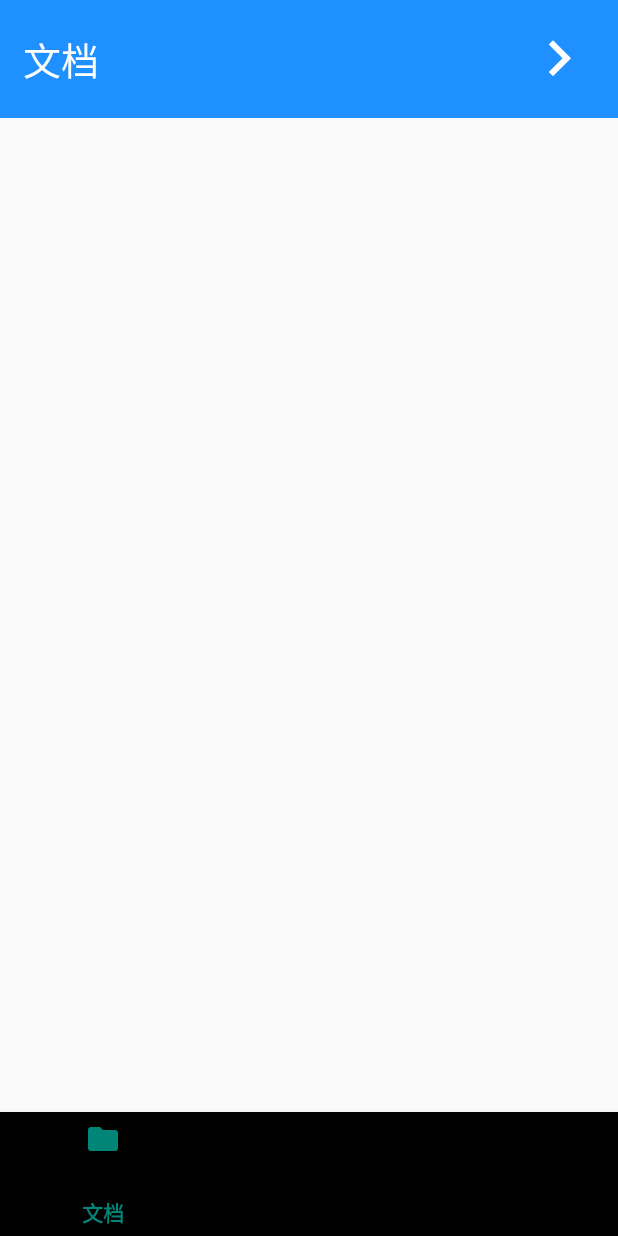
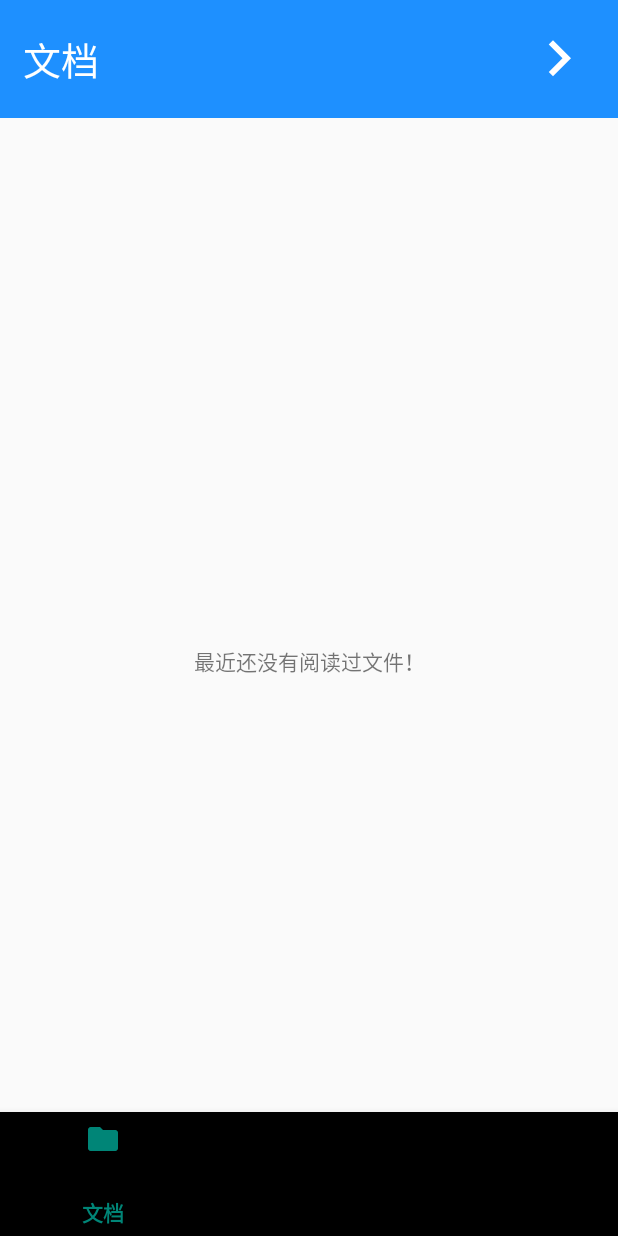
Before and after one commit to Entropless/DJReader, an Android app: the screen it shows after launch (MainActivity), on a phone screen of 412 x 824 dp. Run offline under Robolectric (Android 15) with nearby library versions, the phone set to English and light mode, and no system bars; our stand-ins replace data binding.

Commit message:
2019.3.29

```diff
--- a/app/src/main/AndroidManifest.xml
+++ b/app/src/main/AndroidManifest.xml
@@ -16,7 +16,7 @@
 
     <application
         android:allowBackup="true"
-        android:icon="@mipmap/ic_launcher"
+        android:icon="@mipmap/djreader"
         android:label="@string/app_name"
         android:roundIcon="@mipmap/ic_launcher_round"
         android:supportsRtl="true"
--- a/app/src/main/java/com/wy/djreader/document/presenter/IDocPresenterImpl.java
+++ b/app/src/main/java/com/wy/djreader/document/presenter/IDocPresenterImpl.java
@@ -29,6 +29,9 @@ public class IDocPresenterImpl implements IDocPresenter {
     public void getFileListInfo(Context context) {
         iHaveReadFiles = new HaveReadFilesImpl(context);
         haveReadFilesList = iHaveReadFiles.queryHaveReadFiles();
+        if (haveReadFilesList.size() == 0 ){
+            iDocFragment.showNullText();
+        }
         ReadFilesArrayAdapter readFilesArrayAdapter = new ReadFilesArrayAdapter(context,R.layout.file_info,haveReadFilesList);
         iDocFragment.setFilesListAdapter(readFilesArrayAdapter);
     }
--- a/app/src/main/java/com/wy/djreader/document/view/DocFragment.java
+++ b/app/src/main/java/com/wy/djreader/document/view/DocFragment.java
@@ -7,6 +7,8 @@ import android.os.Bundle;
 import android.support.annotation.NonNull;
 import android.support.annotation.Nullable;
 import android.app.Fragment;
+import android.support.v4.app.FragmentActivity;
+import android.support.v4.app.FragmentManager;
 import android.support.v4.app.FragmentTransaction;
 import android.support.v4.app.ListFragment;
 import android.util.Log;
@@ -16,9 +18,11 @@ import android.view.ViewGroup;
 import android.widget.Button;
 import android.widget.ImageView;
 import android.widget.ListView;
+import android.widget.TextView;
 import android.widget.Toast;
 
 import com.wy.djreader.document.view.iview.IDocFragment;
+import com.wy.djreader.main.view.MainActivity;
 import com.wy.djreader.model.Adapter.ReadFilesArrayAdapter;
 import com.wy.djreader.model.FragmentCommListener;
 import com.wy.djreader.model.MyViewVModel;
@@ -26,6 +30,7 @@ import com.wy.djreader.R;
 import com.wy.djreader.document.presenter.IDocPresenterImpl;
 import com.wy.djreader.document.presenter.ipresenter.IDocPresenter;
 import com.wy.djreader.showdoc.view.DisplayDocActivity;
+import com.wy.djreader.utils.ActivityUtil;
 import com.wy.djreader.utils.Constant;
 import com.wy.djreader.utils.SharePreferenceUtil;
 
@@ -59,9 +64,12 @@ public class DocFragment extends ListFragment implements IDocFragment {
 
 //    private Button fileManager;
     private ImageView fileManager;
+    private TextView nullText;
+    ListView listView;
     //定义接口
     private docFragmentInteractionListener mListener;
     private static FragmentCommListener fragmentCommListener;
+    private FragmentManager fragmentManager;
 
     public DocFragment() {
         // Required empty public constructor
@@ -100,7 +108,10 @@ public class DocFragment extends ListFragment implements IDocFragment {
         Log.e("onCreateViewFragment","onCreateView");
         view = inflater.inflate(R.layout.fragment_doc,container,false);
         context = getActivity();
+        fragmentManager = getFragmentManager();
         fileManager = view.findViewById(R.id.open_fileMng);
+        nullText = view.findViewById(R.id.null_text);
+        listView = view.findViewById(android.R.id.list);
         fileManager.setOnClickListener((v)->{
             String dir = SharePreferenceUtil.getSPString(context, Constant.OPEN_PATH, Constant.OPEN_PATH_DEFAULT);
             Intent intent = new Intent(context, MyFileManager.class);
@@ -136,9 +147,6 @@ public class DocFragment extends ListFragment implements IDocFragment {
             iDocPresenter.display(mCurrSelectItem);
         }
     }
-
-
-
     //创建注册回调接口的方法
     public static void fragmentCommListener(FragmentCommListener fragmentComm){
          fragmentCommListener = fragmentComm;
@@ -162,6 +170,11 @@ public class DocFragment extends ListFragment implements IDocFragment {
     @Override
     public void setFilesListAdapter(ReadFilesArrayAdapter readFilesArrayAdapter) {
         this.setListAdapter(readFilesArrayAdapter);
+    }
+
+    @Override
+    public void showNullText() {
+        nullText.setVisibility(View.VISIBLE);
     }
 
     @Override
@@ -234,6 +247,7 @@ public class DocFragment extends ListFragment implements IDocFragment {
             }
         } else if(requestCode==Constant.RequestCode.FRESH_LIST) {
             iDocPresenter.getFileListInfo(context);
+            ActivityUtil.replaceFragment(fragmentManager,newInstance("",""),R.id.fragment_container);
         }
     }
 }
--- a/app/src/main/java/com/wy/djreader/document/view/iview/IDocFragment.java
+++ b/app/src/main/java/com/wy/djreader/document/view/iview/IDocFragment.java
@@ -7,6 +7,8 @@ public interface IDocFragment {
 
     //配置ListAdapter
     void setFilesListAdapter(ReadFilesArrayAdapter readFilesArrayAdapter);
+    //提示无最近阅读的文件
+    void showNullText();
     //双窗口展示文件
     void displayDoc(int index, String filePath);
     //启动新activity展示文件
--- a/app/src/main/java/com/wy/djreader/model/Adapter/ReadFilesArrayAdapter.java
+++ b/app/src/main/java/com/wy/djreader/model/Adapter/ReadFilesArrayAdapter.java
@@ -35,7 +35,7 @@ public class ReadFilesArrayAdapter extends ArrayAdapter<HaveReadFilesSerializabl
     public View getView(int position,@Nullable View convertView,@NonNull ViewGroup parent) {
         ViewHolder holder = new ViewHolder();
         //获取已读文件对象
-        HaveReadFilesSerializable havereadFiles = getItem(position);
+        HaveReadFilesSerializable havereadFiles = haveReadFilesList.get(position);
         if (convertView == null) {
             convertView = LayoutInflater.from(context).inflate(resource, null);
             holder.file_name = convertView.findViewById(R.id.file_name);
--- a/app/src/main/java/com/wy/djreader/welcome/adapter/ViewPagerAdapter.java
+++ b/app/src/main/java/com/wy/djreader/welcome/adapter/ViewPagerAdapter.java
@@ -13,8 +13,7 @@ public class ViewPagerAdapter extends PagerAdapter {
 
 	private Context context;
 	private CountDownView count_down_view;
-	private int[] adPics = {R.drawable.index,R.drawable.index, R.drawable.index, R.drawable.index,R.drawable.index};
-
+	private int[] adPics = {R.drawable.welcome2,R.drawable.welcome,R.drawable.welcome1, R.drawable.welcome2,R.drawable.welcome};
 	public ViewPagerAdapter(Context context) {
 		super();
 		this.context = context;
--- a/app/src/main/res/layout/activity_main.xml
+++ b/app/src/main/res/layout/activity_main.xml
@@ -76,7 +76,7 @@
         app:layout_constraintStart_toStartOf="parent"
         app:layout_constraintTop_toBottomOf="@+id/fragment_container"
         app:layout_constraintVertical_weight="1"
-        app:menu="@menu/bottom_navigation" >
+        app:menu="@menu/bottom_navigation">
 
     </android.support.design.widget.BottomNavigationView>
 </android.support.constraint.ConstraintLayout>
--- a/app/src/main/res/layout/fragment_doc.xml
+++ b/app/src/main/res/layout/fragment_doc.xml
@@ -1,4 +1,4 @@
-<LinearLayout xmlns:android="http://schemas.android.com/apk/res/android"
+<RelativeLayout xmlns:android="http://schemas.android.com/apk/res/android"
 	xmlns:app="http://schemas.android.com/apk/res-auto"
 	xmlns:tools="http://schemas.android.com/tools"
     android:layout_width="match_parent"
@@ -40,10 +40,29 @@
 			android:src="@drawable/arrow_right" />
 
 	</RelativeLayout>
-    <ListView
-        android:id="@android:id/list"
-        android:layout_width="match_parent"
-        android:layout_height="match_parent">
-    </ListView>
 
-</LinearLayout>
+	<RelativeLayout
+		android:layout_width="match_parent"
+		android:layout_height="match_parent"
+		android:layout_below="@+id/metext_layout"
+		android:gravity="center"
+		android:layout_marginTop="0dp">
+
+		<ListView
+			android:id="@android:id/list"
+			android:layout_width="match_parent"
+			android:layout_height="match_parent" />
+
+		<TextView
+			android:id="@+id/null_text"
+			android:layout_width="match_parent"
+			android:layout_height="wrap_content"
+			android:layout_marginTop="502dp"
+			android:layout_marginBottom="441dp"
+			android:gravity="center"
+			android:text="@string/no_read"
+			android:visibility="gone" />
+
+	</RelativeLayout>
+
+</RelativeLayout>
--- a/app/src/main/res/values/colors.xml
+++ b/app/src/main/res/values/colors.xml
@@ -2,7 +2,7 @@
 <resources>
     <color name="colorPrimary">#008577</color>
     <color name="colorPrimaryDark">#00574B</color>
-    <color name="colorAccent">#407df9</color>
+    <color name="colorAccent">#407DF9</color>
     <color name="fileMenuCheckedColor">#EAE7E7</color>
     <color name="fileMenuNoCheckedColor">#FFFFFF</color>
 
--- a/app/src/main/res/values/strings.xml
+++ b/app/src/main/res/values/strings.xml
@@ -77,4 +77,6 @@
     <string name="permission_rationale">"Contacts permissions are needed for providing email
         completions."
     </string>
+
+    <string name="no_read">最近还没有阅读过文件！</string>
 </resources>
```
Also changed, not shown: app/libs/dianjuAndriod4.0-V1.1.jar, app/src/main/res/drawable-hdpi/welcome.jpg (added), app/src/main/res/drawable-hdpi/welcome1.jpg (added), app/src/main/res/drawable/dj.png (added), app/src/main/res/mipmap-hdpi/dj.png (added), app/src/main/res/mipmap-hdpi/djreader.png (added), 1 other file.
